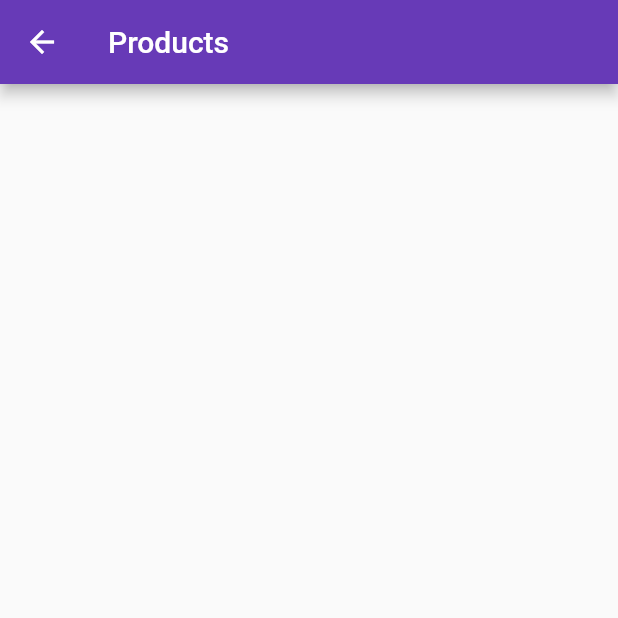
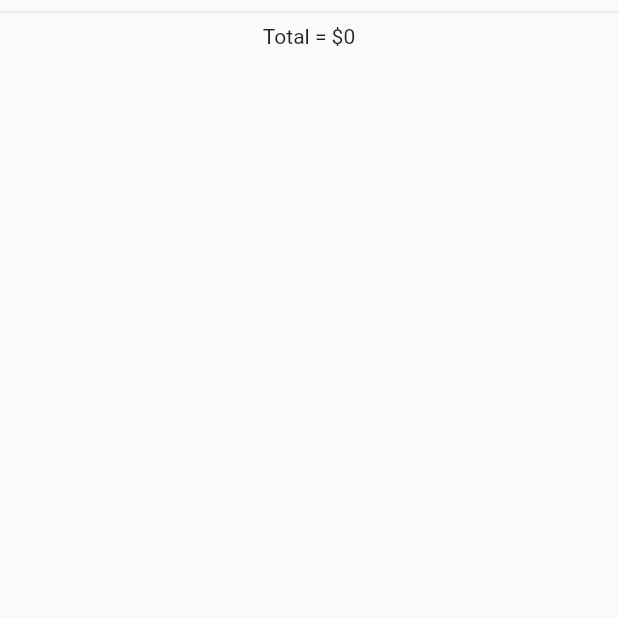
Before and after one commit to abishek-dev-max/CartApp, a Flutter app: the screen it shows after launch, after a tap on "Orders", on a phone screen of 412 x 824 dp, the top half of it. Run offline on Flutter 3.47's test engine with Material 2 defaults, Android fonts, the phone set to English and light mode, and no system bars.

Commit message:
Small Changes

```diff
--- a/lib/Screens/OrderScreen.dart
+++ b/lib/Screens/OrderScreen.dart
@@ -1,5 +1,6 @@
+// ignore_for_file: prefer_typing_uninitialized_variables, non_constant_identifier_names
+
 import 'package:flutter/material.dart';
-import 'package:project/Screens/ProductScreen.dart';
 class OrderScreen extends StatelessWidget {
   final cart;
   final Sum;
@@ -7,17 +8,18 @@ class OrderScreen extends StatelessWidget {
   @override
   Widget build(BuildContext context) {
     return Scaffold(
-      appBar: AppBar(title: Text('Products')
-      ),
-      body: ListView.separated(
+     body:Column(
+      crossAxisAlignment: CrossAxisAlignment.center,
+      children: [ListView.separated(
           itemBuilder: (BuildContext context,int  index) {
-          return ListTile(
+          return Material(child:ListTile(
             title: Text(cart[index].Name,style: TextStyle(fontSize: 24,fontWeight: FontWeight.w500),),
             trailing: Text('\$${cart[index].Price.toString()}',style: TextStyle(color: Colors.orange,fontSize: 23,fontWeight: FontWeight.w500),),
-            subtitle:Text("Total = $Sum"),
+            // subtitle:Text("Total = $Sum"),
             onTap:() {
 
             },
+            ),
             );
         },
         itemCount: cart.length,
@@ -26,6 +28,9 @@ class OrderScreen extends StatelessWidget {
           return Divider();
           },
         ),
-      );
+        Divider(),
+      Text("Total = \$$Sum",)],
+    ),
+    );
   }
 }
--- a/lib/main.dart
+++ b/lib/main.dart
@@ -67,9 +67,9 @@ class _CartAppState extends State<CartApp> {
                                 ProductScreen((SelectedProduct) {
                                   setState(() {
                                     cart.add(SelectedProduct);//update
-                                    cart.forEach((element) {
+                                    for (var element in cart) {
                                       sum=sum+element.Price;
-                                    });
+                                    }
                                   });
                                 }
                                 ),
```
